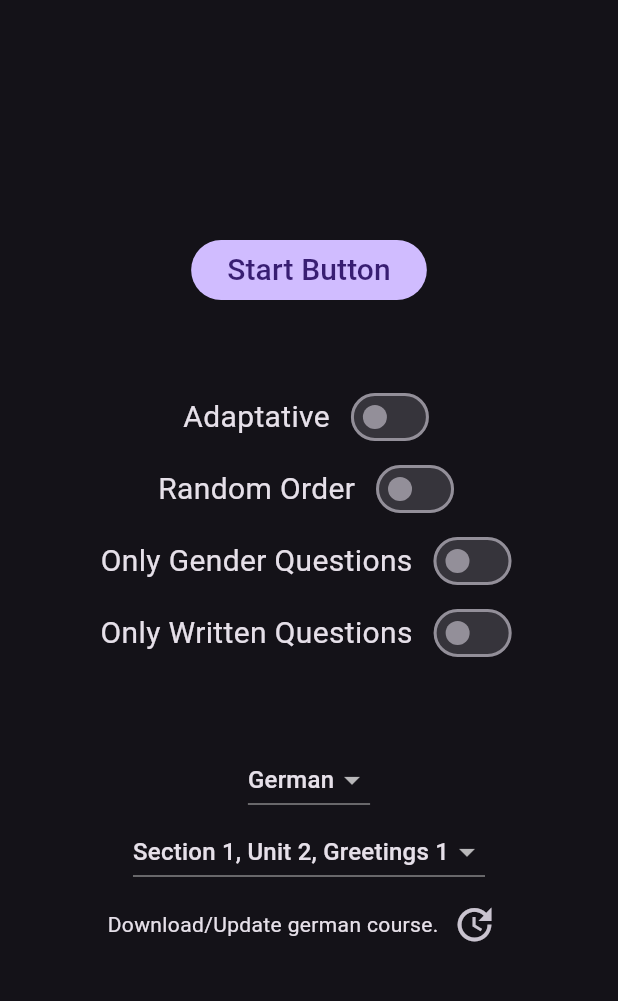
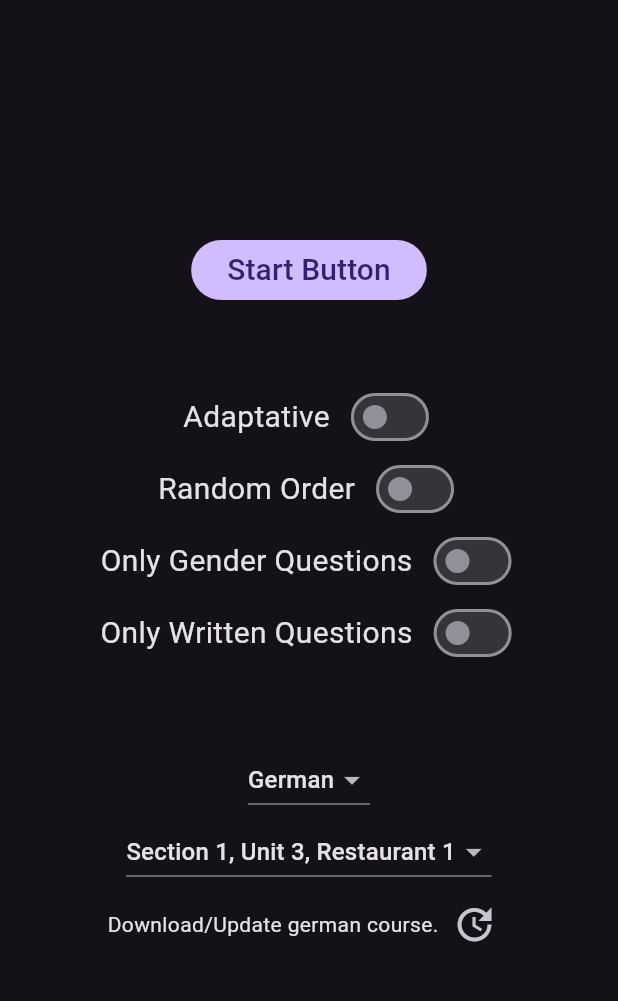
Before and after one commit to dcosta500/duo_words, a Flutter app: the screen it shows after launch, on a phone screen of 412 x 824 dp, the part 63-1064 px from its top. Run offline on Flutter 3.47's test engine with Material 3 defaults, Android fonts, the light colour scheme and no system bars; our stand-ins replace shared_preferences.

Commit message:
Added s1-u3-restaurant_1

```diff
--- a/lib/utils/word/language.dart
+++ b/lib/utils/word/language.dart
@@ -67,6 +67,7 @@ List<LanguageChapters> get languageChapters => [
         Chapter("s1-u1-family_1"),
         Chapter("s1-u2-basics_2"),
         Chapter("s1-u2-greetings_1"),
+        Chapter("s1-u3-restaurant_1"),
         // Add more chapters as needed
       ]),
       LanguageChapters(Language.german, []),
```
